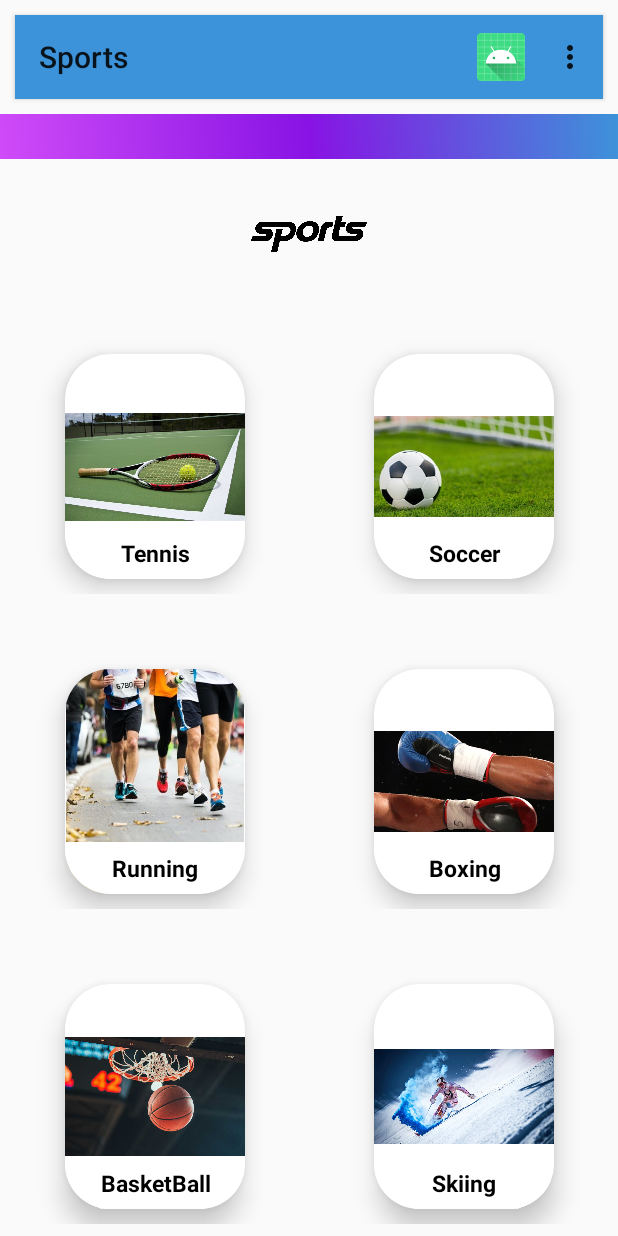
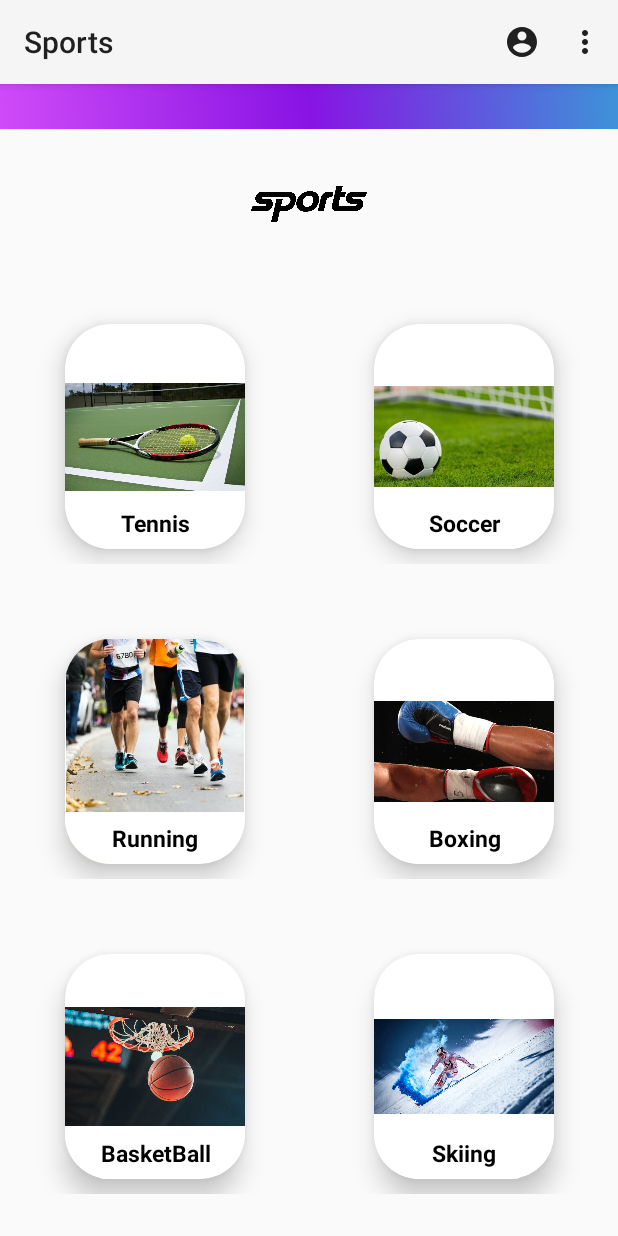
Before and after one commit to YasminAwad1501/Sports, an Android app: the SportsActivity screen opened directly, with no data from a screen before it, on a phone screen of 412 x 824 dp. Run offline under Robolectric (Android 15) with nearby library versions, the phone set to English and light mode, and no system bars.

Commit message:
search - 2

```diff
--- a/app/build.gradle
+++ b/app/build.gradle
@@ -40,7 +40,6 @@ dependencies {
     testImplementation 'junit:junit:4.+'
     androidTestImplementation 'androidx.test.ext:junit:1.1.3'
     androidTestImplementation 'androidx.test.espresso:espresso-core:3.4.0'
-    implementation 'de.hdodenhof:circleimageview:3.1.0'
     implementation 'com.github.bumptech.glide:glide:4.13.0'
 
 }
--- a/app/src/main/AndroidManifest.xml
+++ b/app/src/main/AndroidManifest.xml
@@ -33,7 +33,6 @@
         <activity
             android:name=".SportsActivity"
             android:exported="true"
-            android:theme="@style/AppTheme"
             />
         <activity
             android:name=".SignUpActivity"
--- a/app/src/main/java/com/example/sports/MusicService.java
+++ b/app/src/main/java/com/example/sports/MusicService.java
@@ -10,6 +10,8 @@ public class MusicService extends Service {
     MediaPlayer mediaPlayer;
     public MusicService() {
     }
+
+
 
     @Override
     public IBinder onBind(Intent intent) {
--- a/app/src/main/java/com/example/sports/MyAdapter.java
+++ b/app/src/main/java/com/example/sports/MyAdapter.java
@@ -60,7 +60,8 @@ public class MyAdapter extends RecyclerView.Adapter<MyAdapter.MyViewHolder> {
 
             mTextview = itemView.findViewById(R.id.textview);
             itemView.setOnClickListener(new View.OnClickListener() {
-                @Override public void onClick(View v) {
+                @Override
+                public void onClick(View v) {
                     Toast.makeText(itemView.getContext(), "CLICKED:"+mTextview.getText(), Toast.LENGTH_LONG).show();
                     Intent intent = new Intent(itemView.getContext(), ListViewSports.class);
                     intent.putExtra("category",mTextview.getText());
--- a/app/src/main/java/com/example/sports/SportsActivity.java
+++ b/app/src/main/java/com/example/sports/SportsActivity.java
@@ -18,18 +18,18 @@ import android.view.View;
 import android.widget.SearchView;
 import android.widget.Toast;
 
-import androidx.appcompat.widget.Toolbar;
-import androidx.core.view.MenuItemCompat;
+
+
 import androidx.recyclerview.widget.GridLayoutManager;
 import androidx.recyclerview.widget.LinearLayoutManager;
 import androidx.recyclerview.widget.RecyclerView;
 
-import com.bumptech.glide.Glide;
+
 
 import java.util.ArrayList;
 import java.util.List;
 
-import de.hdodenhof.circleimageview.CircleImageView;
+
 
 public class SportsActivity extends AppCompatActivity  implements DialogInterface.OnClickListener {
 
@@ -85,9 +85,9 @@ public class SportsActivity extends AppCompatActivity  implements DialogInterfac
 
         mRecycleView.setAdapter(adapter);
 
+        Toast.makeText(this, "Haneen", Toast.LENGTH_SHORT).show();
 
-        Toolbar toolbar = findViewById(R.id.toolbar);
-        setSupportActionBar(toolbar);
+
     }
 
 
@@ -99,45 +99,13 @@ public class SportsActivity extends AppCompatActivity  implements DialogInterfac
     }
 
     @Override
-    //inflate the design of the required menu on top of the activity
     public boolean onCreateOptionsMenu(Menu menu) {
         getMenuInflater().inflate(R.menu.menu, menu);
-
-        MenuItem menuItem = menu.findItem(R.id.itemProfile);
-        menuItem.setActionView(R.layout.activity_sports);
-
-        final View view = MenuItemCompat.getActionView(menuItem);
-
-        CircleImageView profileImage = (CircleImageView) view.findViewById(R.id.toolbar_profile_image);
-
-        Glide
-                .with(this)
-                .load("https://www.unigreet.com/wp-content/uploads/2020/04/Smiley-816x1024.jpg")
-                .into(profileImage);
-
-        profileImage.setOnClickListener(new View.OnClickListener() {
-            @Override
-            public void onClick(View view) {
-                Toast.makeText(SportsActivity.this,"Profile Clicked", Toast.LENGTH_SHORT).show();
-            }
-        });
-
-
-
-        MenuItem.OnActionExpandListener onActionExpandListener = new MenuItem.OnActionExpandListener() {
-            @Override
-            public boolean onMenuItemActionExpand(MenuItem menuItem) {
-                return false;
-            }
-
-            @Override
-            public boolean onMenuItemActionCollapse(MenuItem menuItem) {
-                return false;
-            }
-
-        };
         return super.onCreateOptionsMenu(menu);
     }
+
+    @Override
+    //inflate the design of the required menu on top of the activity
 
     public boolean onOptionsItemSelected(@NonNull MenuItem item) {
 
--- a/app/src/main/res/layout/activity_sports.xml
+++ b/app/src/main/res/layout/activity_sports.xml
@@ -8,16 +8,7 @@
     tools:context=".SportsActivity">
 
 
-    <androidx.appcompat.widget.Toolbar
-        android:id="@+id/toolbar"
-        android:layout_width="match_parent"
-        android:layout_height="wrap_content"
-        android:layout_margin="10dp"
-        android:elevation="2dp"
-        android:minHeight="?attr/actionBarSize"
-        android:background="?attr/colorPrimary"
-        android:theme="?attr/actionBarTheme"
-        />
+
 
 
 
--- a/app/src/main/res/menu/menu.xml
+++ b/app/src/main/res/menu/menu.xml
@@ -12,10 +12,9 @@
     <item
     android:id="@+id/itemProfile"
     android:title="profile"
-        android:icon="@mipmap/ic_launcher"
-        app:showAsAction="collapseActionView|ifRoom"
-    app:actionLayout="@layout/profile_menu_layout"
-        app:actionViewClass="de.hdodenhof.circleimageview.CircleImageView"
+    android:icon="@drawable/ic_profile_account"
+    app:showAsAction="collapseActionView|ifRoom"
+
     />
 
 
--- a/app/src/main/res/menu/menu_listview.xml
+++ b/app/src/main/res/menu/menu_listview.xml
@@ -9,8 +9,8 @@
         android:id="@+id/search"
         android:title="Search"
         android:icon="@drawable/ic_search"
-        app:showAsAction="collapseActionView|ifRoom"
-        app:actionViewClass="androidx.appcompat.widget.SearchView"
+        app:showAsAction="ifRoom|withText"
+        app:actionViewClass="android.widget.SearchView"
         />
 
 
--- a/app/src/main/res/values-night/themes.xml
+++ b/app/src/main/res/values-night/themes.xml
@@ -1,6 +1,6 @@
 <resources xmlns:tools="http://schemas.android.com/tools">
     <!-- Base application theme. -->
-    <style name="Theme.Sports" parent="Theme.MaterialComponents.DayNight.NoActionBar">
+    <style name="Theme.Sports" parent="Theme.MaterialComponents.DayNight">
         <!-- Primary brand color. -->
         <item name="colorPrimary">@color/purple_200</item>
         <item name="colorPrimaryVariant">@color/purple_700</item>
@@ -9,9 +9,7 @@
         <item name="colorSecondary">@color/teal_200</item>
         <item name="colorSecondaryVariant">@color/teal_200</item>
         <item name="colorOnSecondary">@color/black</item>
-        <item name="windowActionBar">false</item>
-        <item name="windowNoTitle">true</item>
-        <item name="android:windowLightStatusBar">true</item>
+
 
         <!-- Status bar color. -->
         <item name="android:statusBarColor" tools:targetApi="l">?attr/colorPrimaryVariant</item>
--- a/app/src/main/res/values/themes.xml
+++ b/app/src/main/res/values/themes.xml
@@ -1,6 +1,6 @@
 <resources xmlns:tools="http://schemas.android.com/tools">
     <!-- Base application theme. -->
-    <style name="Theme.Sports" parent="Theme.MaterialComponents.DayNight.NoActionBar">
+    <style name="Theme.Sports" parent="Theme.MaterialComponents.DayNight">
         <!-- Primary brand color. -->
         <item name="colorPrimary">@color/purple_500</item>
         <item name="colorPrimaryVariant">@color/purple_700</item>
@@ -12,9 +12,7 @@
         <!-- Status bar color. -->
         <item name="android:statusBarColor" tools:targetApi="l">?attr/colorPrimaryVariant</item>
         <!-- Customize your theme here. -->
-        <item name="windowActionBar">false</item>
-        <item name="windowNoTitle">true</item>
-        <item name="android:windowLightStatusBar">true</item>
+
 
     </style>
 </resources>
```
Also changed, not shown: app/src/main/java/com/example/sports/CustomAdapter.java (+35 -0 lines), app/src/main/java/com/example/sports/ListViewSports.java (+8 -20 lines).
